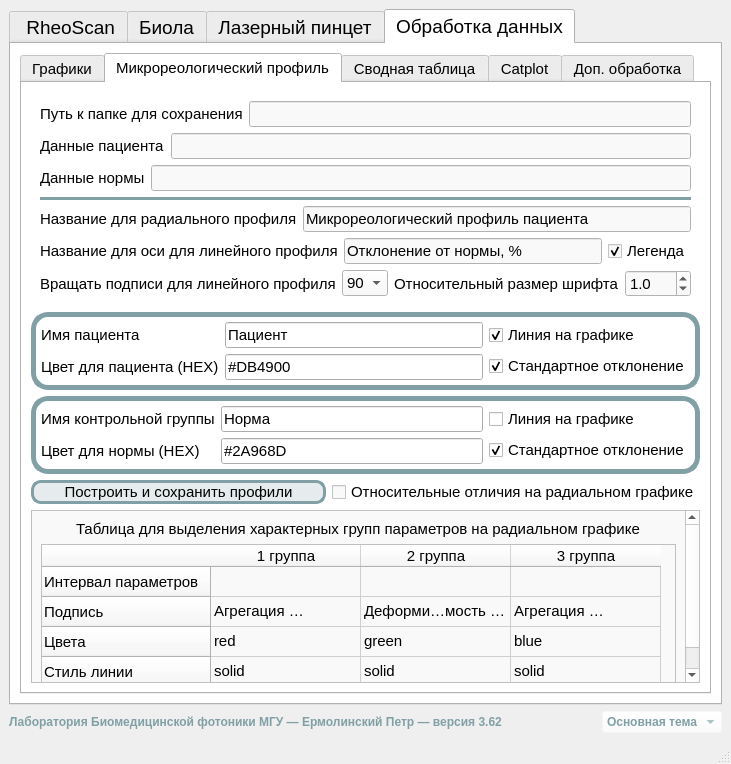
The window that ui/ui_main.ui (Petr-Ermolinskiy/Laboratory-Data-Processing-App) describes before a commit, drawn with Qt 5.
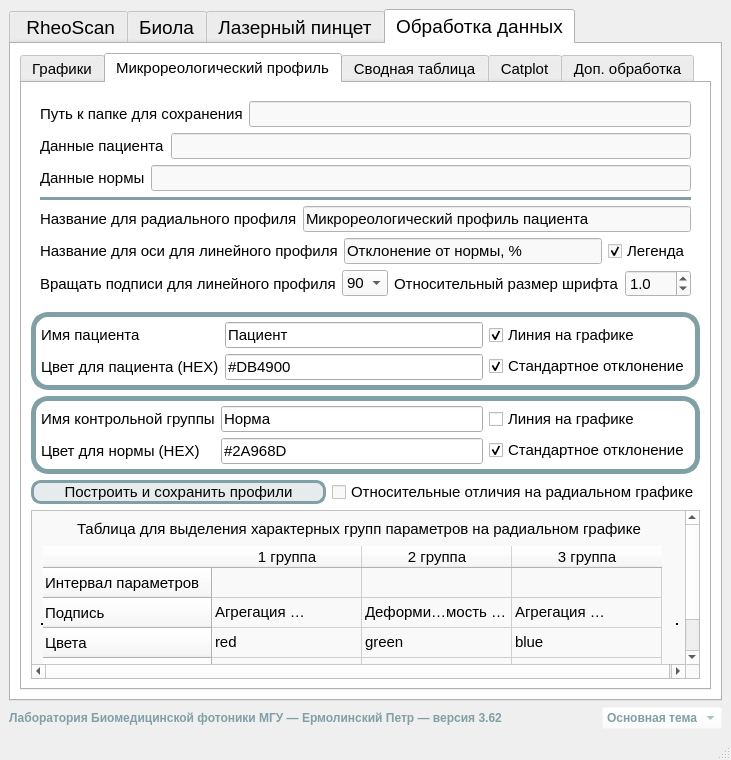
The same window after the commit. The open tabs and pages were chosen to show the change.

The edit to the form file:
```diff
--- a/ui/ui_main.ui
+++ b/ui/ui_main.ui
@@ -7,7 +7,7 @@
     <x>0</x>
     <y>0</y>
     <width>728</width>
-    <height>764</height>
+    <height>760</height>
    </rect>
   </property>
   <property name="sizePolicy">
@@ -8294,15 +8294,15 @@
                 <rect>
                  <x>0</x>
                  <y>0</y>
-                 <width>621</width>
-                 <height>207</height>
+                 <width>643</width>
+                 <height>209</height>
                 </rect>
                </property>
                <layout class="QGridLayout" name="gridLayout_2">
                 <item row="1" column="0">
                  <widget class="QTableWidget" name="tableWidget">
                   <property name="sizePolicy">
-                   <sizepolicy hsizetype="Fixed" vsizetype="Fixed">
+                   <sizepolicy hsizetype="Minimum" vsizetype="Minimum">
                     <horstretch>0</horstretch>
                     <verstretch>0</verstretch>
                    </sizepolicy>
@@ -8313,6 +8313,9 @@
                   <property name="layoutDirection">
                    <enum>Qt::LeftToRight</enum>
                   </property>
+                  <property name="frameShape">
+                   <enum>QFrame::HLine</enum>
+                  </property>
                   <property name="frameShadow">
                    <enum>QFrame::Plain</enum>
                   </property>
```
Left out of the diff: 25 changed lines with no effect on the pictures.
